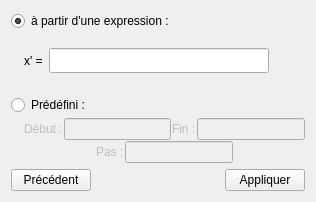
Qt form DataPlot/filloptions.ui (AdelKS/ZeGrapher) before a commit.
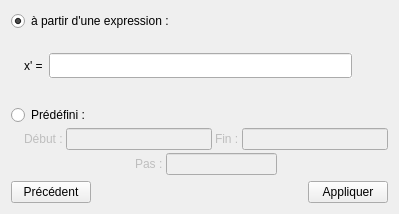
The same form after that commit. Icons and pictures are not drawn.

```diff
--- a/DataPlot/filloptions.ui
+++ b/DataPlot/filloptions.ui
@@ -6,8 +6,8 @@
    <rect>
     <x>0</x>
     <y>0</y>
-    <width>316</width>
-    <height>202</height>
+    <width>399</width>
+    <height>214</height>
    </rect>
   </property>
   <property name="sizePolicy">
@@ -77,6 +77,9 @@
               <height>25</height>
              </size>
             </property>
+            <property name="autoFillBackground">
+             <bool>true</bool>
+            </property>
            </widget>
           </item>
          </layout>
@@ -172,7 +175,7 @@
         <item>
          <layout class="QVBoxLayout" name="verticalLayout_2">
           <property name="spacing">
-           <number>1</number>
+           <number>3</number>
           </property>
           <item>
            <layout class="QHBoxLayout" name="horizontalLayout_2">
@@ -197,6 +200,9 @@
                 <height>25</height>
                </size>
               </property>
+              <property name="autoFillBackground">
+               <bool>true</bool>
+              </property>
              </widget>
             </item>
             <item>
@@ -220,6 +226,9 @@
                 <height>25</height>
                </size>
               </property>
+              <property name="autoFillBackground">
+               <bool>true</bool>
+              </property>
              </widget>
             </item>
            </layout>
@@ -254,6 +263,9 @@
                 <height>25</height>
                </size>
               </property>
+              <property name="autoFillBackground">
+               <bool>true</bool>
+              </property>
              </widget>
             </item>
             <item>
```
Left out of the diff: 12 changed lines with no effect on the pictures.
